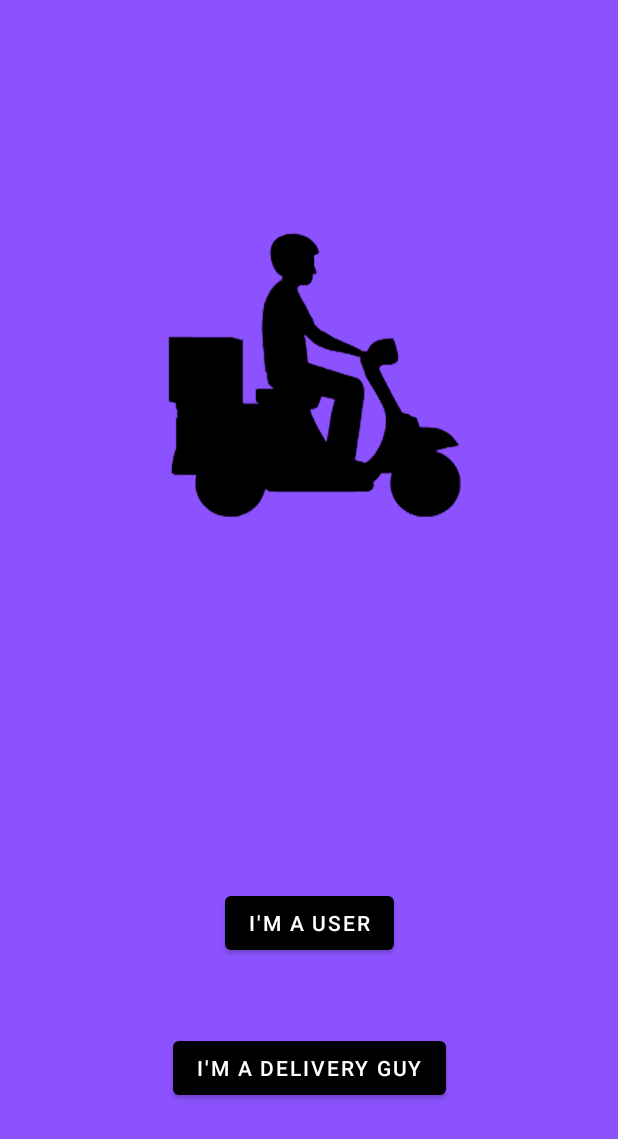
After one commit to gShakya1997/DeliveryGuy, an Android app: the UserTypeActivity screen opened directly, with no data from a screen before it, on a phone screen of 412 x 824 dp. The commit adds this screen. Shown: the top 1139 px of the screen. Run offline under Robolectric (Android 15) with nearby library versions, the phone set to English and light mode, and no system bars; Roboto replaces fonts that are not available here.

Commit message:
User type activity

```diff
--- /dev/null
+++ b/app/src/main/java/com/example/deliveryguy/activities/UserTypeActivity.java
@@ -0,0 +1,41 @@
+package com.example.deliveryguy.activities;
+
+import androidx.appcompat.app.AppCompatActivity;
+
+import android.app.ActivityOptions;
+import android.content.Intent;
+import android.os.Bundle;
+import android.util.Pair;
+import android.view.View;
+import android.view.WindowManager;
+import android.widget.Button;
+import android.widget.ImageView;
+import android.widget.TextView;
+
+import com.example.deliveryguy.R;
+import com.example.deliveryguy.activities.registerAndLogin.forUser.LoginWithPhoneNumber;
+
+public class UserTypeActivity extends AppCompatActivity {
+    private Button btnForUser, btnForDeliveryGuy;
+    private TextView tvTitle;
+    private ImageView ivLogo;
+
+    @Override
+    protected void onCreate(Bundle savedInstanceState) {
+        super.onCreate(savedInstanceState);
+        setContentView(R.layout.activity_user_type);
+        getWindow().setFlags(WindowManager.LayoutParams.FLAG_FULLSCREEN, WindowManager.LayoutParams.FLAG_FULLSCREEN);
+
+        //initialize
+        btnForUser = findViewById(R.id.btnForUser);
+        btnForDeliveryGuy = findViewById(R.id.btnForDeliveryGuy);
+        ivLogo = findViewById(R.id.ivLogo);
+        tvTitle = findViewById(R.id.tvTitle);
+    }
+
+    public void GoToUserLogin(View view) {
+        Intent intent = new Intent(UserTypeActivity.this, LoginWithPhoneNumber.class);
+        startActivity(intent);
+        finish();
+    }
+}
--- a/app/src/main/java/com/example/deliveryguy/activities/registerAndLogin/LoginWithPhoneNumber.java
+++ b/app/src/main/java/com/example/deliveryguy/activities/registerAndLogin/forUser/LoginWithPhoneNumber.java
@@ -1,4 +1,4 @@
-package com.example.deliveryguy.activities.registerAndLogin;
+package com.example.deliveryguy.activities.registerAndLogin.forUser;
 
 import androidx.appcompat.app.AppCompatActivity;
 
--- a/app/src/main/res/layout/activity_code_verification.xml
+++ b/app/src/main/res/layout/activity_code_verification.xml
@@ -5,7 +5,7 @@
     android:layout_width="match_parent"
     android:layout_height="match_parent"
     android:fillViewport="true"
-    tools:context=".activities.registerAndLogin.CodeVerificationActivity">
+    tools:context=".activities.registerAndLogin.forUser.CodeVerificationActivity">
 
     <LinearLayout
         android:layout_width="match_parent"
--- a/app/src/main/res/layout/activity_login_with_phone_number.xml
+++ b/app/src/main/res/layout/activity_login_with_phone_number.xml
@@ -5,7 +5,7 @@
     android:layout_width="match_parent"
     android:layout_height="match_parent"
     android:fillViewport="true"
-    tools:context=".activities.registerAndLogin.LoginWithPhoneNumber">
+    tools:context=".activities.registerAndLogin.forUser.LoginWithPhoneNumber">
 
     <LinearLayout
         android:layout_width="match_parent"
--- /dev/null
+++ b/app/src/main/res/layout/activity_user_type.xml
@@ -0,0 +1,49 @@
+<?xml version="1.0" encoding="utf-8"?>
+<androidx.constraintlayout.widget.ConstraintLayout xmlns:android="http://schemas.android.com/apk/res/android"
+    xmlns:app="http://schemas.android.com/apk/res-auto"
+    xmlns:tools="http://schemas.android.com/tools"
+    android:layout_width="match_parent"
+    android:layout_height="match_parent"
+    android:background="@color/colorPrimary"
+    tools:context=".activities.UserTypeActivity">
+
+    <ImageView
+        android:id="@+id/ivLogo"
+        android:layout_width="0dp"
+        android:layout_height="300dp"
+        android:layout_marginStart="10dp"
+        android:layout_marginTop="100dp"
+        android:layout_marginEnd="10dp"
+        android:src="@drawable/logo"
+        android:transitionName="logoImg"
+        app:layout_constraintEnd_toEndOf="parent"
+        app:layout_constraintHorizontal_bias="0.0"
+        app:layout_constraintStart_toStartOf="parent"
+        app:layout_constraintTop_toTopOf="parent" />
+
+    <Button
+        android:id="@+id/btnForUser"
+        android:layout_width="wrap_content"
+        android:layout_height="wrap_content"
+        android:onClick="GoToUserLogin"
+        android:text="@string/i_m_a_user"
+        app:backgroundTint="@color/black"
+        app:layout_constraintBottom_toBottomOf="parent"
+        app:layout_constraintEnd_toEndOf="parent"
+        app:layout_constraintStart_toStartOf="parent"
+        app:layout_constraintTop_toBottomOf="@+id/ivLogo"
+        app:layout_constraintVertical_bias="0.508" />
+
+    <Button
+        android:id="@+id/btnForDeliveryGuy"
+        android:layout_width="wrap_content"
+        android:layout_height="wrap_content"
+        android:text="@string/i_m_a_delivery_guy"
+        app:backgroundTint="@color/black"
+        app:layout_constraintBottom_toBottomOf="parent"
+        app:layout_constraintEnd_toEndOf="parent"
+        app:layout_constraintStart_toStartOf="parent"
+        app:layout_constraintTop_toBottomOf="@+id/ivLogo"
+        app:layout_constraintVertical_bias="0.766" />
+
+</androidx.constraintlayout.widget.ConstraintLayout>
--- a/app/src/main/res/layout/activity_customer_register.xml
+++ b/app/src/main/res/layout/activity_users_register.xml
@@ -5,7 +5,7 @@
     android:layout_width="match_parent"
     android:layout_height="match_parent"
     android:fillViewport="true"
-    tools:context=".activities.registerAndLogin.CustomerRegisterActivity">
+    tools:context=".activities.registerAndLogin.forUser.UsersRegisterActivity">
 
     <LinearLayout
         android:layout_width="match_parent"
--- a/app/src/main/res/values/strings.xml
+++ b/app/src/main/res/values/strings.xml
@@ -25,4 +25,6 @@
     <string name="give_feedback">Give feedback</string>
     <string name="share">Share</string>
     <string name="profile">Profile</string>
+    <string name="i_m_a_user">I\'m a user</string>
+    <string name="i_m_a_delivery_guy">I\'m a delivery guy</string>
 </resources>
```
Also changed, not shown: app/src/main/AndroidManifest.xml (+9 -8 lines), app/src/main/java/com/example/deliveryguy/activities/SplashScreenActivity.java (+3 -17 lines), app/src/main/java/com/example/deliveryguy/activities/registerAndLogin/forUser/CodeVerificationActivity.java (renamed from app/src/main/java/com/example/deliveryguy/activities/registerAndLogin/CodeVerificationActivity.java, +2 -11 lines), app/src/main/java/com/example/deliveryguy/activities/registerAndLogin/forUser/UsersRegisterActivity.java (renamed from app/src/main/java/com/example/deliveryguy/activities/registerAndLogin/CustomerRegisterActivity.java, +7 -11 lines), app/src/main/java/com/example/deliveryguy/sharedPreferences/SharedPreferencesManager.java (+3 -15 lines).
